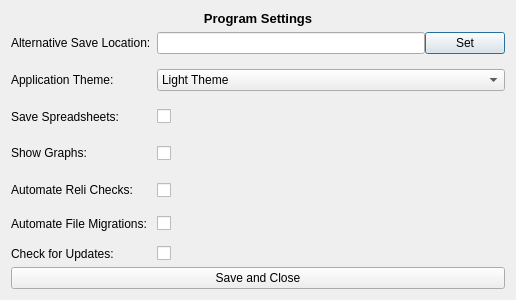
Above: settingsdialog.ui from miyamot0/DataTracker3 before the change. Below: the same form after it.
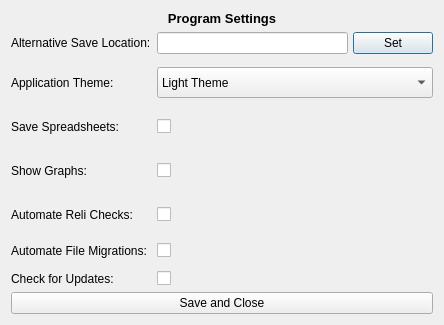
That is the form after the change.

The edit to the form file:
```diff
--- a/settingsdialog.ui
+++ b/settingsdialog.ui
@@ -6,20 +6,20 @@
    <rect>
     <x>0</x>
     <y>0</y>
-    <width>516</width>
-    <height>300</height>
+    <width>444</width>
+    <height>325</height>
    </rect>
   </property>
   <property name="minimumSize">
    <size>
     <width>0</width>
-    <height>300</height>
+    <height>325</height>
    </size>
   </property>
   <property name="maximumSize">
    <size>
     <width>16777215</width>
-    <height>300</height>
+    <height>325</height>
    </size>
   </property>
   <property name="windowTitle">
@@ -51,10 +51,10 @@
       <enum>QLayout::SetNoConstraint</enum>
      </property>
      <property name="fieldGrowthPolicy">
-      <enum>QFormLayout::AllNonFixedFieldsGrow</enum>
+      <enum>QFormLayout::ExpandingFieldsGrow</enum>
      </property>
      <property name="verticalSpacing">
-      <number>15</number>
+      <number>13</number>
      </property>
      <item row="0" column="0">
       <widget class="QLabel" name="labelAlternate">
@@ -85,7 +85,7 @@
      <item row="1" column="1">
       <widget class="QComboBox" name="comboTheme">
        <property name="sizePolicy">
-        <sizepolicy hsizetype="Preferred" vsizetype="Expanding">
+        <sizepolicy hsizetype="Expanding" vsizetype="Expanding">
          <horstretch>0</horstretch>
          <verstretch>0</verstretch>
         </sizepolicy>
@@ -202,20 +202,32 @@
      </item>
      <item row="0" column="1">
       <layout class="QHBoxLayout" name="horizontalLayout">
+       <property name="spacing">
+        <number>5</number>
+       </property>
        <property name="sizeConstraint">
-        <enum>QLayout::SetNoConstraint</enum>
+        <enum>QLayout::SetDefaultConstraint</enum>
        </property>
        <item>
         <widget class="QLineEdit" name="editSaveLocation">
          <property name="sizePolicy">
-          <sizepolicy hsizetype="Expanding" vsizetype="Expanding">
+          <sizepolicy hsizetype="Expanding" vsizetype="Ignored">
            <horstretch>0</horstretch>
            <verstretch>0</verstretch>
           </sizepolicy>
          </property>
+         <property name="minimumSize">
+          <size>
+           <width>0</width>
+           <height>0</height>
+          </size>
+         </property>
          <property name="focusPolicy">
           <enum>Qt::NoFocus</enum>
          </property>
+         <property name="frame">
+          <bool>true</bool>
+         </property>
         </widget>
        </item>
        <item>
```
